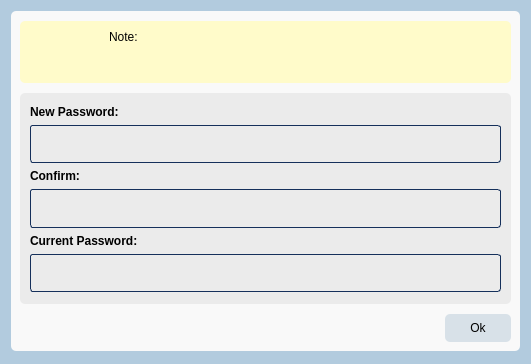
Old version of the form EALS UI/v0.3/admin_change_pass.ui in the repository maeven-tapa/cpet8_group8_workspace.
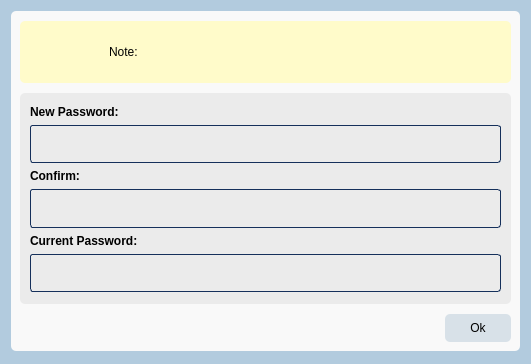
New version of the form. Icons and pictures are not drawn.

The edit to the form file:
```diff
--- a/EALS UI/v0.3/admin_change_pass.ui
+++ b/EALS UI/v0.3/admin_change_pass.ui
@@ -116,7 +116,7 @@
             <string>Note: </string>
            </property>
            <property name="alignment">
-            <set>Qt::AlignmentFlag::AlignLeading|Qt::AlignmentFlag::AlignLeft|Qt::AlignmentFlag::AlignTop</set>
+            <set>Qt::AlignmentFlag::AlignLeading|Qt::AlignmentFlag::AlignLeft|Qt::AlignmentFlag::AlignVCenter</set>
            </property>
            <property name="wordWrap">
             <bool>true</bool>
```
Left out of the diff: 2 changed lines with no effect on the pictures.
